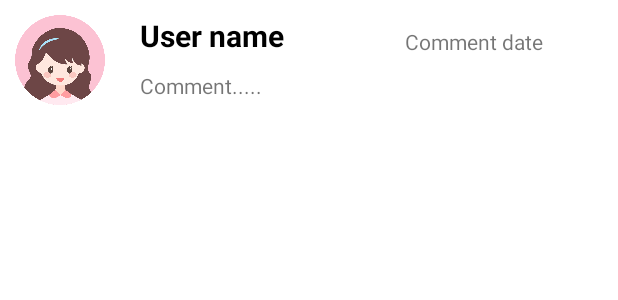
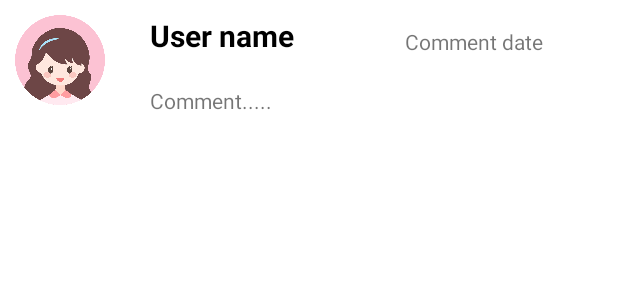
Before and after one commit to pyh1998/MiloMusic, an Android app: the layout comment_item.xml on its own in the app's theme, with its tools: preview values and no code run, on a phone screen of 412 x 824 dp. Shown: the top 300 px of the screen. Run offline under Robolectric (Android 15) with nearby library versions, the phone set to English and light mode, and no system bars.

Commit message:
small demo!

```diff
--- a/app/src/main/res/layout/comment_item.xml
+++ b/app/src/main/res/layout/comment_item.xml
@@ -10,15 +10,16 @@
         android:id="@+id/comment_user_name"
         android:layout_width="wrap_content"
         android:layout_height="wrap_content"
+        android:layout_marginStart="30dp"
+        android:layout_marginLeft="30dp"
         android:layout_marginTop="10dp"
         android:gravity="center_horizontal"
+        android:maxLength="11"
         android:text="User name"
         android:textColor="@color/black"
         android:textSize="20sp"
         android:textStyle="bold"
         app:layout_constraintBottom_toBottomOf="parent"
-        app:layout_constraintEnd_toEndOf="parent"
-        app:layout_constraintHorizontal_bias="0.094"
         app:layout_constraintStart_toEndOf="@+id/comment_userhead"
         app:layout_constraintTop_toTopOf="parent"
         app:layout_constraintVertical_bias="0.0" />
@@ -30,7 +31,6 @@
         android:layout_marginStart="10dp"
         android:layout_marginLeft="10dp"
         android:layout_marginTop="10dp"
-        android:scaleType="fitXY"
         app:layout_constraintStart_toStartOf="parent"
         app:layout_constraintTop_toTopOf="parent"
         app:srcCompat="@drawable/female_head" />
@@ -49,10 +49,10 @@
         android:id="@+id/comment"
         android:layout_width="281dp"
         android:layout_height="49dp"
-        android:layout_marginTop="10dp"
+        android:layout_marginTop="20dp"
         android:text="Comment....."
         app:layout_constraintEnd_toEndOf="parent"
         app:layout_constraintHorizontal_bias="0.0"
         app:layout_constraintStart_toStartOf="@+id/comment_user_name"
-        app:layout_constraintTop_toBottomOf="@+id/comment_user_name" />
+        app:layout_constraintTop_toBottomOf="@+id/comment_date" />
 </androidx.constraintlayout.widget.ConstraintLayout>
```
